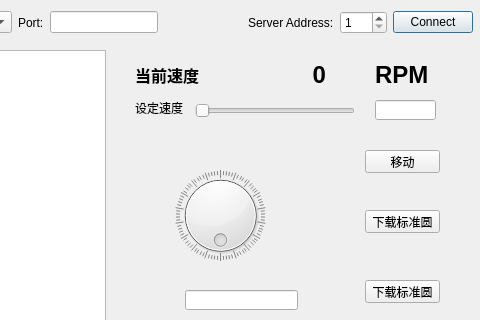
Above: src/motioncontrol.ui from xuzhuoyi/mCtrl before the change; both pictures show x 155 to 635 and y 0 to 320 of the 635 by 467 pixel window. Below: the same form after it.
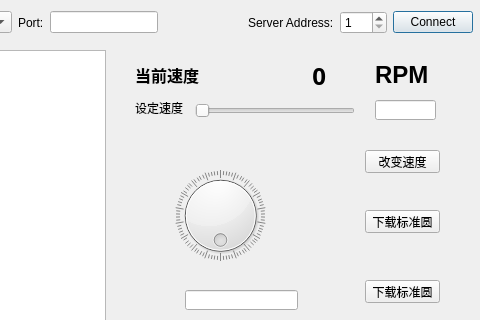
That is the form after the change.

Commit message: Change serial port receive function

```diff
--- a/src/motioncontrol.ui
+++ b/src/motioncontrol.ui
@@ -154,7 +154,7 @@
      </rect>
     </property>
     <property name="text">
-     <string>移动</string>
+     <string>改变速度</string>
     </property>
    </widget>
    <widget class="QSlider" name="speedSlider">
@@ -312,8 +312,19 @@
       <height>31</height>
      </rect>
     </property>
+    <property name="font">
+     <font>
+      <family>微软雅黑</family>
+      <pointsize>18</pointsize>
+      <weight>75</weight>
+      <bold>true</bold>
+     </font>
+    </property>
     <property name="text">
-     <string>&lt;html&gt;&lt;head/&gt;&lt;body&gt;&lt;p align=&quot;right&quot;&gt;&lt;span style=&quot; font-size:18pt; font-weight:600;&quot;&gt;0&lt;/span&gt;&lt;/p&gt;&lt;/body&gt;&lt;/html&gt;</string>
+     <string>0</string>
+    </property>
+    <property name="alignment">
+     <set>Qt::AlignRight|Qt::AlignTrailing|Qt::AlignVCenter</set>
     </property>
    </widget>
    <widget class="QDial" name="dial">
```
Left out of the diff: 6 changed lines with no effect on the pictures. The commit also changes 2 other files.
